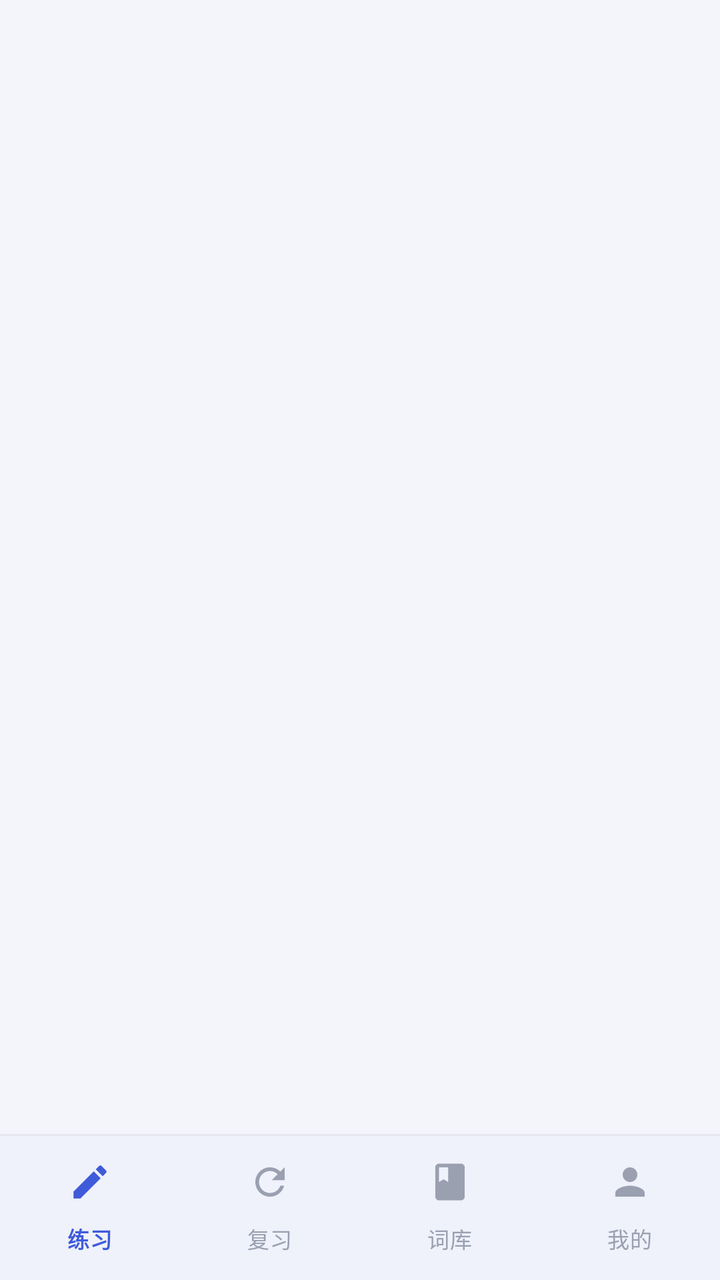
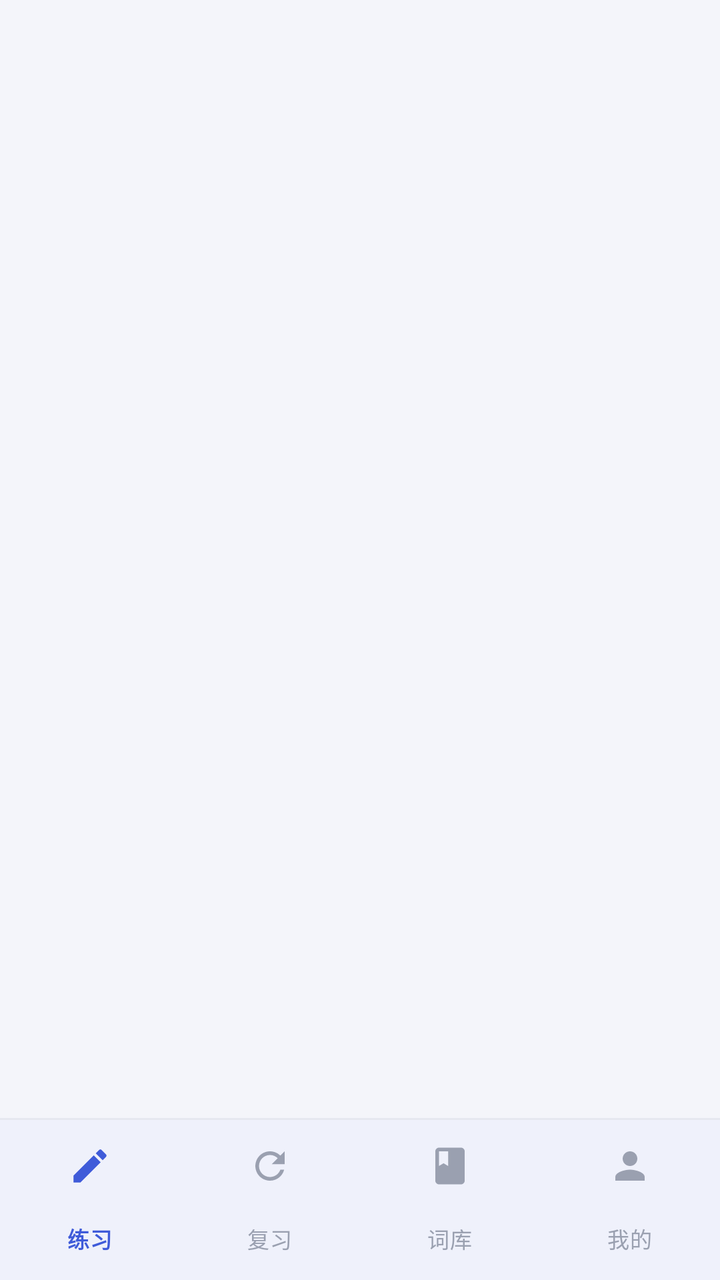

The first picture is an Android layout as it rendered before a commit; the second is the same layout after the commit. The layout source and the unified diff follow.
<!-- AndroidManifest.xml: application theme Theme.WordDrill -->
<!-- res/layout/activity_main.xml -->
<?xml version="1.0" encoding="utf-8"?>
<LinearLayout xmlns:android="http://schemas.android.com/apk/res/android"
    xmlns:app="http://schemas.android.com/apk/res-auto"
    android:id="@+id/root"
    android:layout_width="match_parent"
    android:layout_height="match_parent"
    android:background="@color/bg"
    android:orientation="vertical">

    <FrameLayout
        android:id="@+id/fragmentContainer"
        android:layout_width="match_parent"
        android:layout_height="0dp"
        android:layout_weight="1" />

    <View
        android:layout_width="match_parent"
        android:layout_height="1dp"
        android:background="@color/divider" />

    
    <LinearLayout
        android:id="@+id/bottomBar"
        android:layout_width="match_parent"
        android:layout_height="wrap_content"
        android:background="@color/surface"
        android:orientation="vertical">

        <com.google.android.material.bottomnavigation.BottomNavigationView
            android:id="@+id/bottomNav"
            style="@style/Widget.Material3.BottomNavigationView"
            android:layout_width="match_parent"
            android:layout_height="72dp"
            android:background="@color/surface"
            app:itemActiveIndicatorStyle="@style/Widget.WordDrill.BottomNav.ActiveIndicator"
            app:itemIconSize="22dp"
            app:itemIconTint="@color/nav_item"
            app:itemTextAppearanceActive="@style/TextAppearance.WordDrill.NavLabel"
            app:itemTextAppearanceInactive="@style/TextAppearance.WordDrill.NavLabel"
            app:itemTextColor="@color/nav_item"
            app:labelVisibilityMode="labeled"
            app:menu="@menu/menu_bottom" />
    </LinearLayout>
</LinearLayout>
<!-- resources referenced by this layout -->
<resources>
  <color name="bg">#F4F5FA</color>
  <color name="divider">#E6E8F0</color>
  <color name="surface">#FFFFFF</color>
  <style name="TextAppearance.WordDrill.NavLabel" parent="TextAppearance.Material3.LabelMedium">
          <item name="android:textSize">11sp</item>
      </style>
  <style name="Widget.WordDrill.BottomNav.ActiveIndicator" parent="Widget.Material3.BottomNavigationView.ActiveIndicator">
          <item name="android:color">@color/brand_soft</item>
      </style>
  <style name="Theme.WordDrill" parent="Theme.Material3.DayNight.NoActionBar">
          <item name="colorPrimary">@color/brand</item>
          <item name="colorOnPrimary">@color/white</item>
          <item name="colorPrimaryContainer">@color/brand_container</item>
          <item name="colorOnPrimaryContainer">@color/brand_dark</item>
          <item name="colorSecondary">@color/accent</item>
          <item name="colorSurface">@color/surface</item>
          <item name="android:colorBackground">@color/bg</item>
          <item name="android:windowBackground">@color/bg</item>
          <item name="android:statusBarColor">@color/bg</item>
          <item name="android:navigationBarColor">@color/bg</item>
          <item name="android:windowLightStatusBar">@bool/light_status_bar</item>
      </style>
  <color name="brand_soft">#ECF0FF</color>
  <color name="brand">#3F5BD9</color>
  <color name="white">#FFFFFF</color>
  <color name="brand_container">#E4E9FF</color>
  <color name="brand_dark">#1D2B6B</color>
  <color name="accent">#F2A03D</color>
</resources>

<!-- the commit's change to res/layout/activity_main.xml (unified diff, before → after) -->
@@ -19,26 +19,18 @@
         android:background="@color/divider" />
 
     
-    <LinearLayout
-        android:id="@+id/bottomBar"
+    <com.google.android.material.bottomnavigation.BottomNavigationView
+        android:id="@+id/bottomNav"
+        style="@style/Widget.Material3.BottomNavigationView"
         android:layout_width="match_parent"
         android:layout_height="wrap_content"
         android:background="@color/surface"
-        android:orientation="vertical">
-
-        <com.google.android.material.bottomnavigation.BottomNavigationView
-            android:id="@+id/bottomNav"
-            style="@style/Widget.Material3.BottomNavigationView"
-            android:layout_width="match_parent"
-            android:layout_height="72dp"
-            android:background="@color/surface"
-            app:itemActiveIndicatorStyle="@style/Widget.WordDrill.BottomNav.ActiveIndicator"
-            app:itemIconSize="22dp"
-            app:itemIconTint="@color/nav_item"
-            app:itemTextAppearanceActive="@style/TextAppearance.WordDrill.NavLabel"
-            app:itemTextAppearanceInactive="@style/TextAppearance.WordDrill.NavLabel"
-            app:itemTextColor="@color/nav_item"
-            app:labelVisibilityMode="labeled"
-            app:menu="@menu/menu_bottom" />
-    </LinearLayout>
+        app:itemActiveIndicatorStyle="@style/Widget.WordDrill.BottomNav.ActiveIndicator"
+        app:itemIconSize="22dp"
+        app:itemIconTint="@color/nav_item"
+        app:itemTextAppearanceActive="@style/TextAppearance.WordDrill.NavLabel"
+        app:itemTextAppearanceInactive="@style/TextAppearance.WordDrill.NavLabel"
+        app:itemTextColor="@color/nav_item"
+        app:labelVisibilityMode="labeled"
+        app:menu="@menu/menu_bottom" />
 </LinearLayout>
